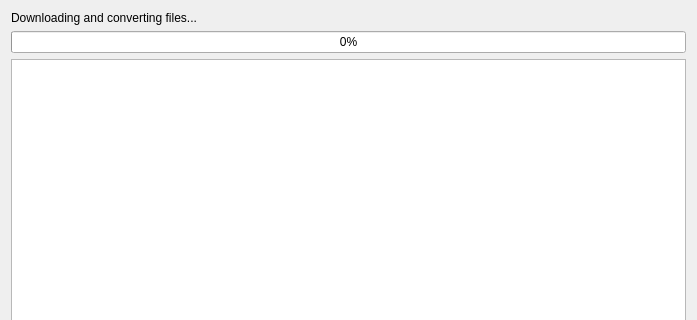
First picture: the form in SW/DataLoggerPC/src/downloadingprogress_dialog.ui, repository mkowalik/DataLogger_CAN_GPS_2018, before the edit; both pictures show x 0 to 697 and y 0 to 320 of the 697 by 465 pixel window.
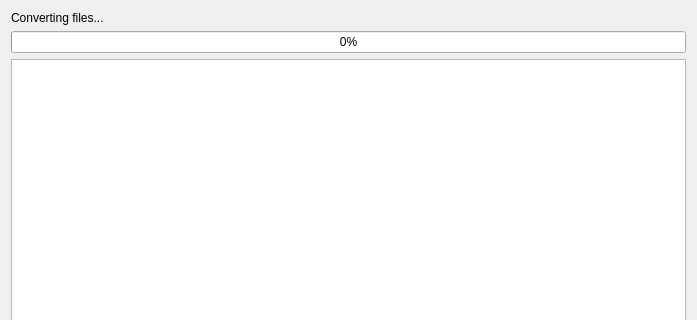
Second picture: the form after the edit.

```diff
--- a/SW/DataLoggerPC/src/downloadingprogress_dialog.ui
+++ b/SW/DataLoggerPC/src/downloadingprogress_dialog.ui
@@ -17,7 +17,7 @@
    <item>
     <widget class="QLabel" name="downloadingLabel">
      <property name="text">
-      <string>Downloading and converting files...</string>
+      <string>Converting files...</string>
      </property>
     </widget>
    </item>
```
Left out of the diff: 10 changed lines with no effect on the pictures.
